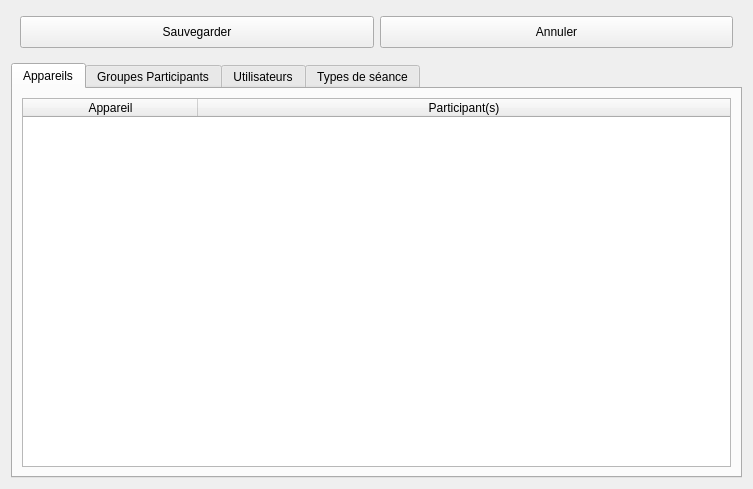
Old version of the form client/src/editors/ProjectWidget.ui in the repository introlab/openteraplus.
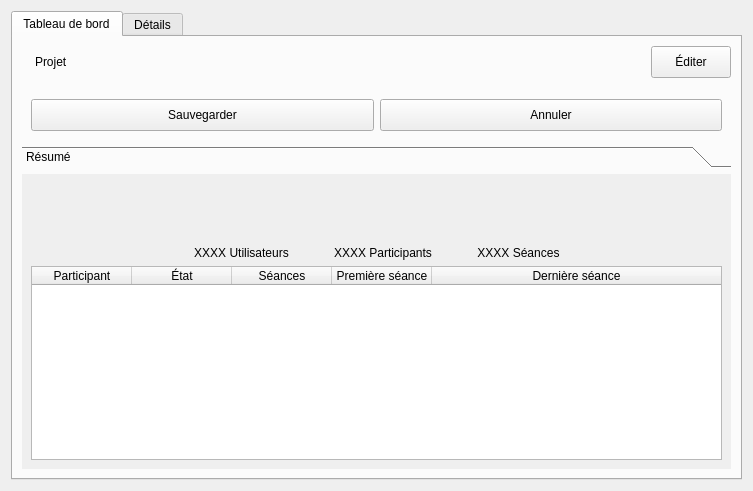
New version of the form. The open tabs and pages were chosen to show the change. Icons and pictures are not drawn. Custom widgets are drawn as their Qt base class.

Commit message: Refs #1. Started ProjectWidget UI modifications.

```diff
--- a/client/src/editors/ProjectWidget.ui
+++ b/client/src/editors/ProjectWidget.ui
@@ -109,9 +109,107 @@
 </string>
   </property>
   <layout class="QVBoxLayout" name="verticalLayout">
-   <property name="topMargin">
-    <number>1</number>
-   </property>
+   <item>
+    <widget class="QTabWidget" name="tabNav">
+     <property name="sizePolicy">
+      <sizepolicy hsizetype="Expanding" vsizetype="MinimumExpanding">
+       <horstretch>0</horstretch>
+       <verstretch>0</verstretch>
+      </sizepolicy>
+     </property>
+     <property name="currentIndex">
+      <number>0</number>
+     </property>
+     <widget class="QWidget" name="tabDashboard">
+      <attribute name="icon">
+       <iconset resource="../../resources/TeraClient.qrc">
+        <normaloff>:/icons/dashboard.png</normaloff>:/icons/dashboard.png</iconset>
+      </attribute>
+      <attribute name="title">
+       <string>Tableau de bord</string>
+      </attribute>
+      <layout class="QVBoxLayout" name="verticalLayout_12">
+       <item>
+        <layout class="QHBoxLayout" name="horizontalLayout">
+         <item>
+          <widget class="QLabel" name="icoTitle">
+           <property name="sizePolicy">
+            <sizepolicy hsizetype="Fixed" vsizetype="Fixed">
+             <horstretch>0</horstretch>
+             <verstretch>0</verstretch>
+            </sizepolicy>
+           </property>
+           <property name="maximumSize">
+            <size>
+             <width>32</width>
+             <height>32</height>
+            </size>
+           </property>
+           <property name="text">
+            <string/>
+           </property>
+           <property name="pixmap">
+            <pixmap resource="../../resources/TeraClient.qrc">:/icons/project.png</pixmap>
+           </property>
+           <property name="scaledContents">
+            <bool>true</bool>
+           </property>
+          </widget>
+         </item>
+         <item>
+          <widget class="QLabel" name="lblTitle">
+           <property name="font">
+            <font>
+             <weight>50</weight>
+             <bold>false</bold>
+            </font>
+           </property>
+           <property name="text">
+            <string>Projet</string>
+           </property>
+          </widget>
+         </item>
+         <item>
+          <spacer name="horizontalSpacer">
+           <property name="orientation">
+            <enum>Qt::Horizontal</enum>
+           </property>
+           <property name="sizeHint" stdset="0">
+            <size>
+             <width>40</width>
+             <height>20</height>
+            </size>
+           </property>
+          </spacer>
+         </item>
+         <item>
+          <widget class="QPushButton" name="btnEdit">
+           <property name="minimumSize">
+            <size>
+             <width>0</width>
+             <height>32</height>
+            </size>
+           </property>
+           <property name="cursor">
+            <cursorShape>PointingHandCursor</cursorShape>
+           </property>
+           <property name="text">
+            <string>Éditer</string>
+           </property>
+           <property name="icon">
+            <iconset resource="../../resources/TeraClient.qrc">
+             <normaloff>:/icons/edit.png</normaloff>:/icons/edit.png</iconset>
+           </property>
+           <property name="iconSize">
+            <size>
+             <width>20</width>
+             <height>20</height>
+            </size>
+           </property>
+          </widget>
+         </item>
+        </layout>
+       </item>
    <item>
     <widget class="TeraForm" name="wdgProject" native="true">
      <property name="sizePolicy">
@@ -181,7 +279,261 @@
     </widget>
    </item>
    <item>
+        <widget class="QToolBox" name="grpSummary">
+         <property name="currentIndex">
+          <number>0</number>
+         </property>
+         <widget class="QWidget" name="grpSummaryPage1">
+          <property name="geometry">
+           <rect>
+            <x>0</x>
+            <y>0</y>
+            <width>705</width>
+            <height>294</height>
+           </rect>
+          </property>
+          <attribute name="label">
+           <string>Résumé</string>
+          </attribute>
+          <layout class="QVBoxLayout" name="verticalLayout_6">
+           <item>
+            <layout class="QGridLayout" name="gridLayout">
+             <property name="horizontalSpacing">
+              <number>45</number>
+             </property>
+             <property name="verticalSpacing">
+              <number>15</number>
+             </property>
+             <item row="0" column="1" alignment="Qt::AlignHCenter">
+              <widget class="QLabel" name="icoUsers">
+               <property name="sizePolicy">
+                <sizepolicy hsizetype="Fixed" vsizetype="Fixed">
+                 <horstretch>0</horstretch>
+                 <verstretch>0</verstretch>
+                </sizepolicy>
+               </property>
+               <property name="minimumSize">
+                <size>
+                 <width>48</width>
+                 <height>48</height>
+                </size>
+               </property>
+               <property name="maximumSize">
+                <size>
+                 <width>48</width>
+                 <height>48</height>
+                </size>
+               </property>
+               <property name="text">
+                <string/>
+               </property>
+               <property name="pixmap">
+                <pixmap resource="../../resources/TeraClient.qrc">:/icons/software_user.png</pixmap>
+               </property>
+               <property name="scaledContents">
+                <bool>true</bool>
+               </property>
+              </widget>
+             </item>
+             <item row="0" column="3" alignment="Qt::AlignHCenter">
+              <widget class="QLabel" name="icoSessions">
+               <property name="sizePolicy">
+                <sizepolicy hsizetype="Fixed" vsizetype="Fixed">
+                 <horstretch>0</horstretch>
+                 <verstretch>0</verstretch>
+                </sizepolicy>
+               </property>
+               <property name="minimumSize">
+                <size>
+                 <width>48</width>
+                 <height>48</height>
+                </size>
+               </property>
+               <property name="maximumSize">
+                <size>
+                 <width>48</width>
+                 <height>48</height>
+                </size>
+               </property>
+               <property name="text">
+                <string/>
+               </property>
+               <property name="pixmap">
+                <pixmap resource="../../resources/TeraClient.qrc">:/icons/session.png</pixmap>
+               </property>
+               <property name="scaledContents">
+                <bool>true</bool>
+               </property>
+              </widget>
+             </item>
+             <item row="0" column="4">
+              <spacer name="horizontalSpacer_2">
+               <property name="orientation">
+                <enum>Qt::Horizontal</enum>
+               </property>
+               <property name="sizeHint" stdset="0">
+                <size>
+                 <width>40</width>
+                 <height>20</height>
+                </size>
+               </property>
+              </spacer>
+             </item>
+             <item row="1" column="3">
+              <widget class="QLabel" name="lblSessions">
+               <property name="sizePolicy">
+                <sizepolicy hsizetype="Preferred" vsizetype="Maximum">
+                 <horstretch>0</horstretch>
+                 <verstretch>0</verstretch>
+                </sizepolicy>
+               </property>
+               <property name="text">
+                <string>XXXX Séances</string>
+               </property>
+               <property name="alignment">
+                <set>Qt::AlignCenter</set>
+               </property>
+              </widget>
+             </item>
+             <item row="0" column="0">
+              <spacer name="horizontalSpacer_3">
+               <property name="orientation">
+                <enum>Qt::Horizontal</enum>
+               </property>
+               <property name="sizeHint" stdset="0">
+                <size>
+                 <width>40</width>
+                 <height>20</height>
+                </size>
+               </property>
+              </spacer>
+             </item>
+             <item row="0" column="2" alignment="Qt::AlignHCenter">
+              <widget class="QLabel" name="icoParticipant">
+               <property name="sizePolicy">
+                <sizepolicy hsizetype="Fixed" vsizetype="Fixed">
+                 <horstretch>0</horstretch>
+                 <verstretch>0</verstretch>
+                </sizepolicy>
+               </property>
+               <property name="minimumSize">
+                <size>
+                 <width>48</width>
+                 <height>48</height>
+                </size>
+               </property>
+               <property name="maximumSize">
+                <size>
+                 <width>48</width>
+                 <height>48</height>
+                </size>
+               </property>
+               <property name="text">
+                <string/>
+               </property>
+               <property name="pixmap">
+                <pixmap resource="../../resources/TeraClient.qrc">:/icons/patient.png</pixmap>
+               </property>
+               <property name="scaledContents">
+                <bool>true</bool>
+               </property>
+              </widget>
+             </item>
+             <item row="1" column="2">
+              <widget class="QLabel" name="lblParticipant">
+               <property name="sizePolicy">
+                <sizepolicy hsizetype="Preferred" vsizetype="Preferred">
+                 <horstretch>0</horstretch>
+                 <verstretch>0</verstretch>
+                </sizepolicy>
+               </property>
+               <property name="text">
+                <string>XXXX Participants</string>
+               </property>
+               <property name="alignment">
+                <set>Qt::AlignCenter</set>
+               </property>
+              </widget>
+             </item>
+             <item row="1" column="1">
+              <widget class="QLabel" name="lblUsers">
+               <property name="sizePolicy">
+                <sizepolicy hsizetype="Preferred" vsizetype="Maximum">
+                 <horstretch>0</horstretch>
+                 <verstretch>0</verstretch>
+                </sizepolicy>
+               </property>
+               <property name="text">
+                <string>XXXX Utilisateurs</string>
+               </property>
+               <property name="alignment">
+                <set>Qt::AlignCenter</set>
+               </property>
+              </widget>
+             </item>
+            </layout>
+           </item>
+           <item>
+            <widget class="QTableWidget" name="tableSummary">
+             <property name="sizePolicy">
+              <sizepolicy hsizetype="Expanding" vsizetype="MinimumExpanding">
+               <horstretch>0</horstretch>
+               <verstretch>0</verstretch>
+              </sizepolicy>
+             </property>
+             <property name="editTriggers">
+              <set>QAbstractItemView::NoEditTriggers</set>
+             </property>
+             <attribute name="horizontalHeaderStretchLastSection">
+              <bool>true</bool>
+             </attribute>
+             <column>
+              <property name="text">
+               <string>Participant</string>
+              </property>
+             </column>
+             <column>
+              <property name="text">
+               <string>État</string>
+              </property>
+             </column>
+             <column>
+              <property name="text">
+               <string>Séances</string>
+              </property>
+             </column>
+             <column>
+              <property name="text">
+               <string>Première séance</string>
+              </property>
+             </column>
+             <column>
+              <property name="text">
+               <string>Dernière séance</string>
+              </property>
+             </column>
+            </widget>
+           </item>
+          </layout>
+         </widget>
+        </widget>
+       </item>
+      </layout>
+     </widget>
+     <widget class="QWidget" name="tabDetails">
+      <attribute name="icon">
+       <iconset resource="../../resources/TeraClient.qrc">
+        <normaloff>:/icons/details.png</normaloff>:/icons/details.png</iconset>
+      </attribute>
+      <attribute name="title">
+       <string>Détails</string>
+      </attribute>
+      <layout class="QVBoxLayout" name="verticalLayout_14">
+       <item>
     <widget class="QTabWidget" name="tabProjectInfos">
+         <property name="tabPosition">
+          <enum>QTabWidget::West</enum>
+         </property>
      <property name="currentIndex">
       <number>0</number>
      </property>
@@ -191,52 +543,6 @@
        <height>20</height>
       </size>
      </property>
-     <widget class="QWidget" name="tabDevices">
-      <attribute name="icon">
-       <iconset resource="../../resources/TeraClient.qrc">
-        <normaloff>:/icons/device.png</normaloff>:/icons/device.png</iconset>
-      </attribute>
-      <attribute name="title">
-       <string>Appareils</string>
-      </attribute>
-      <layout class="QVBoxLayout" name="verticalLayout_3">
-       <item>
-        <widget class="QTableWidget" name="lstDevices">
-         <property name="enabled">
-          <bool>true</bool>
-         </property>
-         <property name="editTriggers">
-          <set>QAbstractItemView::NoEditTriggers</set>
-         </property>
-         <property name="selectionMode">
-          <enum>QAbstractItemView::NoSelection</enum>
-         </property>
-         <property name="sortingEnabled">
-          <bool>true</bool>
-         </property>
-         <attribute name="horizontalHeaderDefaultSectionSize">
-          <number>175</number>
-         </attribute>
-         <attribute name="horizontalHeaderShowSortIndicator" stdset="0">
-          <bool>true</bool>
-         </attribute>
-         <attribute name="horizontalHeaderStretchLastSection">
-          <bool>true</bool>
-         </attribute>
-         <column>
-          <property name="text">
-           <string>Appareil</string>
-          </property>
-         </column>
-         <column>
-          <property name="text">
-           <string>Participant(s)</string>
-          </property>
-         </column>
-        </widget>
-       </item>
-      </layout>
-     </widget>
      <widget class="QWidget" name="tabGroups">
       <attribute name="icon">
        <iconset resource="../../resources/TeraClient.qrc">
@@ -270,6 +576,52 @@
        </item>
       </layout>
      </widget>
+         <widget class="QWidget" name="tabDevices">
+          <attribute name="icon">
+           <iconset resource="../../resources/TeraClient.qrc">
+            <normaloff>:/icons/device.png</normaloff>:/icons/device.png</iconset>
+          </attribute>
+          <attribute name="title">
+           <string>Appareils</string>
+          </attribute>
+          <layout class="QVBoxLayout" name="verticalLayout_3">
+           <item>
+            <widget class="QTableWidget" name="lstDevices">
+             <property name="enabled">
+              <bool>true</bool>
+             </property>
+             <property name="editTriggers">
+              <set>QAbstractItemView::NoEditTriggers</set>
+             </property>
+             <property name="selectionMode">
+              <enum>QAbstractItemView::NoSelection</enum>
+             </property>
+             <property name="sortingEnabled">
+              <bool>true</bool>
+             </property>
+             <attribute name="horizontalHeaderDefaultSectionSize">
+              <number>175</number>
+             </attribute>
+             <attribute name="horizontalHeaderShowSortIndicator" stdset="0">
+              <bool>true</bool>
+             </attribute>
+             <attribute name="horizontalHeaderStretchLastSection">
+              <bool>true</bool>
+             </attribute>
+             <column>
+              <property name="text">
+               <string>Appareil</string>
+              </property>
+             </column>
+             <column>
+              <property name="text">
+               <string>Participant(s)</string>
+              </property>
+             </column>
+            </widget>
+           </item>
+          </layout>
+         </widget>
      <widget class="QWidget" name="tabUsers">
       <attribute name="icon">
        <iconset resource="../../resources/TeraClient.qrc">
@@ -388,6 +740,10 @@
       <layout class="QVBoxLayout" name="verticalLayout_5">
        <item>
         <widget class="QListWidget" name="lstSessions"/>
+           </item>
+          </layout>
+         </widget>
+        </widget>
        </item>
       </layout>
      </widget>
```
Lines whose indentation alone changed are shown as unchanged. The commit also changes 7 other files.
